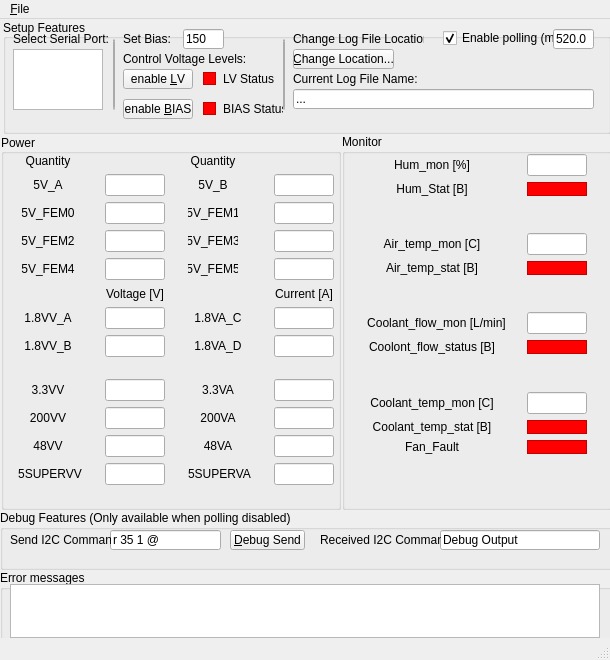
stfc-aeg/lpd-detector, file python/src/excaliburPower/excaliburPowerGuiMain_ui.ui: the form before one commit.
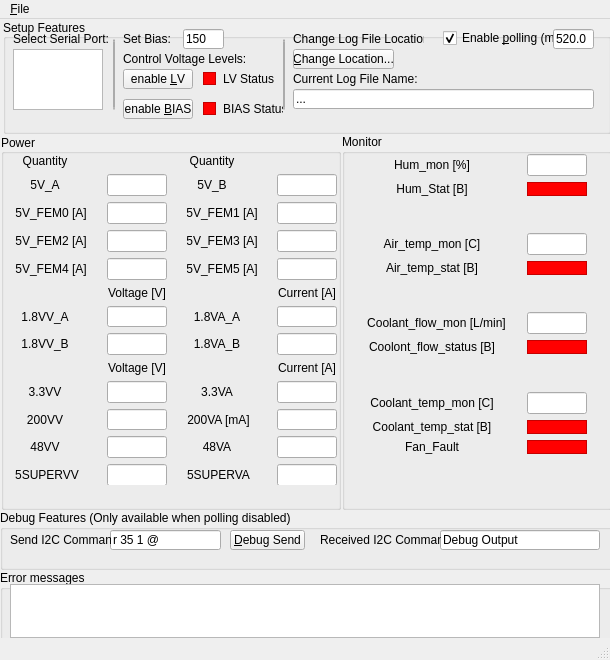
The form after the commit.

Commit message: Updated Gui to labelled FEM current monitors more clearly (as measuring current) and included [mA] label into 200V bias Current to highlight it measures milliamps unlike the other current sources which measure amps.

The edit to the form file:
```diff
--- a/python/src/excaliburPower/excaliburPowerGuiMain_ui.ui
+++ b/python/src/excaliburPower/excaliburPowerGuiMain_ui.ui
@@ -139,7 +139,7 @@
            </rect>
           </property>
           <property name="text">
-           <string>Enable polling (ms)</string>
+           <string>Enable &amp;polling (ms)</string>
           </property>
           <property name="checked">
            <bool>true</bool>
@@ -1675,7 +1675,7 @@
               </font>
              </property>
              <property name="text">
-              <string>5V_FEM0</string>
+              <string>5V_FEM0 [A]</string>
              </property>
              <property name="alignment">
               <set>Qt::AlignCenter</set>
@@ -1704,7 +1704,7 @@
               </font>
              </property>
              <property name="text">
-              <string>5V_FEM2</string>
+              <string>5V_FEM2 [A]</string>
              </property>
              <property name="alignment">
               <set>Qt::AlignCenter</set>
@@ -1733,7 +1733,7 @@
               </font>
              </property>
              <property name="text">
-              <string>5V_FEM4</string>
+              <string>5V_FEM4 [A]</string>
              </property>
              <property name="alignment">
               <set>Qt::AlignCenter</set>
@@ -1750,7 +1750,7 @@
              </property>
              <property name="minimumSize">
               <size>
-               <width>50</width>
+               <width>70</width>
                <height>0</height>
               </size>
              </property>
@@ -1768,7 +1768,7 @@
               </font>
              </property>
              <property name="text">
-              <string>5V_FEM1</string>
+              <string>5V_FEM1 [A]</string>
              </property>
              <property name="alignment">
               <set>Qt::AlignCenter</set>
@@ -1785,7 +1785,7 @@
              </property>
              <property name="minimumSize">
               <size>
-               <width>50</width>
+               <width>70</width>
                <height>0</height>
               </size>
              </property>
@@ -1803,7 +1803,7 @@
               </font>
              </property>
              <property name="text">
-              <string>5V_FEM3</string>
+              <string>5V_FEM3 [A]</string>
              </property>
              <property name="alignment">
               <set>Qt::AlignCenter</set>
@@ -1820,7 +1820,7 @@
              </property>
              <property name="minimumSize">
               <size>
-               <width>50</width>
+               <width>70</width>
                <height>0</height>
               </size>
              </property>
@@ -1838,7 +1838,7 @@
               </font>
              </property>
              <property name="text">
-              <string>5V_FEM5</string>
+              <string>5V_FEM5 [A]</string>
              </property>
              <property name="alignment">
               <set>Qt::AlignCenter</set>
@@ -1993,7 +1993,7 @@
               </font>
              </property>
              <property name="text">
-              <string>1.8VA_C</string>
+              <string>1.8VA_A</string>
              </property>
              <property name="alignment">
               <set>Qt::AlignCenter</set>
@@ -2022,7 +2022,7 @@
               </font>
              </property>
              <property name="text">
-              <string>1.8VA_D</string>
+              <string>1.8VA_B</string>
              </property>
              <property name="alignment">
               <set>Qt::AlignCenter</set>
@@ -2080,7 +2080,7 @@
               </font>
              </property>
              <property name="text">
-              <string>200VA</string>
+              <string>200VA [mA]</string>
              </property>
              <property name="alignment">
               <set>Qt::AlignCenter</set>
@@ -2145,6 +2145,94 @@
              </property>
             </widget>
            </item>
+           <item row="11" column="1">
+            <widget class="QLabel" name="lblVoltage_2">
+             <property name="sizePolicy">
+              <sizepolicy hsizetype="MinimumExpanding" vsizetype="Preferred">
+               <horstretch>0</horstretch>
+               <verstretch>0</verstretch>
+              </sizepolicy>
+             </property>
+             <property name="minimumSize">
+              <size>
+               <width>60</width>
+               <height>0</height>
+              </size>
+             </property>
+             <property name="maximumSize">
+              <size>
+               <width>60</width>
+               <height>16777215</height>
+              </size>
+             </property>
+             <property name="baseSize">
+              <size>
+               <width>0</width>
+               <height>0</height>
+              </size>
+             </property>
+             <property name="font">
+              <font>
+               <weight>50</weight>
+               <bold>false</bold>
+               <underline>false</underline>
+              </font>
+             </property>
+             <property name="mouseTracking">
+              <bool>false</bool>
+             </property>
+             <property name="text">
+              <string>Voltage [V]</string>
+             </property>
+             <property name="alignment">
+              <set>Qt::AlignCenter</set>
+             </property>
+            </widget>
+           </item>
+           <item row="11" column="3">
+            <widget class="QLabel" name="lblCurrent_2">
+             <property name="sizePolicy">
+              <sizepolicy hsizetype="MinimumExpanding" vsizetype="Preferred">
+               <horstretch>0</horstretch>
+               <verstretch>0</verstretch>
+              </sizepolicy>
+             </property>
+             <property name="minimumSize">
+              <size>
+               <width>60</width>
+               <height>0</height>
+              </size>
+             </property>
+             <property name="maximumSize">
+              <size>
+               <width>60</width>
+               <height>16777215</height>
+              </size>
+             </property>
+             <property name="baseSize">
+              <size>
+               <width>0</width>
+               <height>0</height>
+              </size>
+             </property>
+             <property name="font">
+              <font>
+               <weight>50</weight>
+               <bold>false</bold>
+               <underline>false</underline>
+              </font>
+             </property>
+             <property name="mouseTracking">
+              <bool>false</bool>
+             </property>
+             <property name="text">
+              <string>Current [A]</string>
+             </property>
+             <property name="alignment">
+              <set>Qt::AlignCenter</set>
+             </property>
+            </widget>
+           </item>
           </layout>
          </widget>
         </widget>
```
The commit also changes 1 other file.
